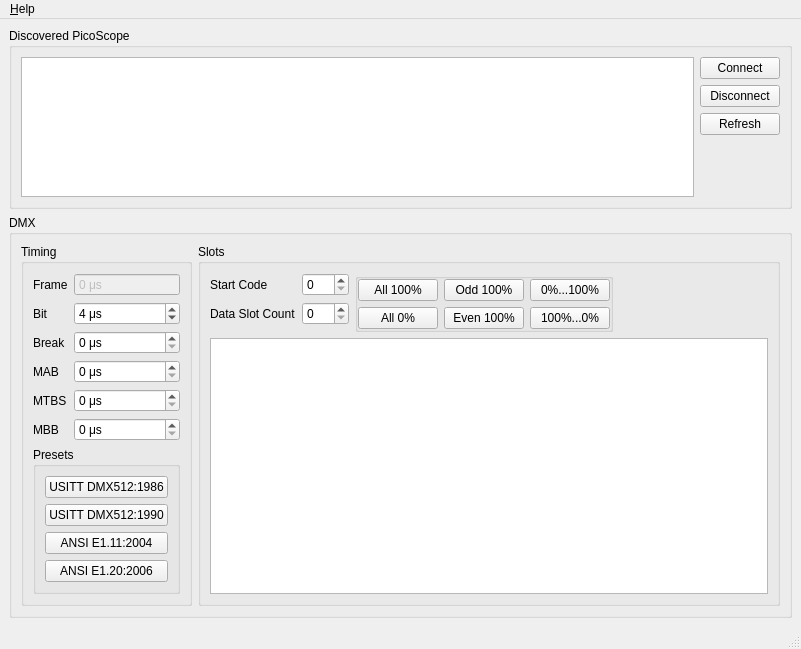
Before: the Qt Designer form app/src/mainwindow.ui in marcusbirkin/PicoDMX, drawn with Qt 5.
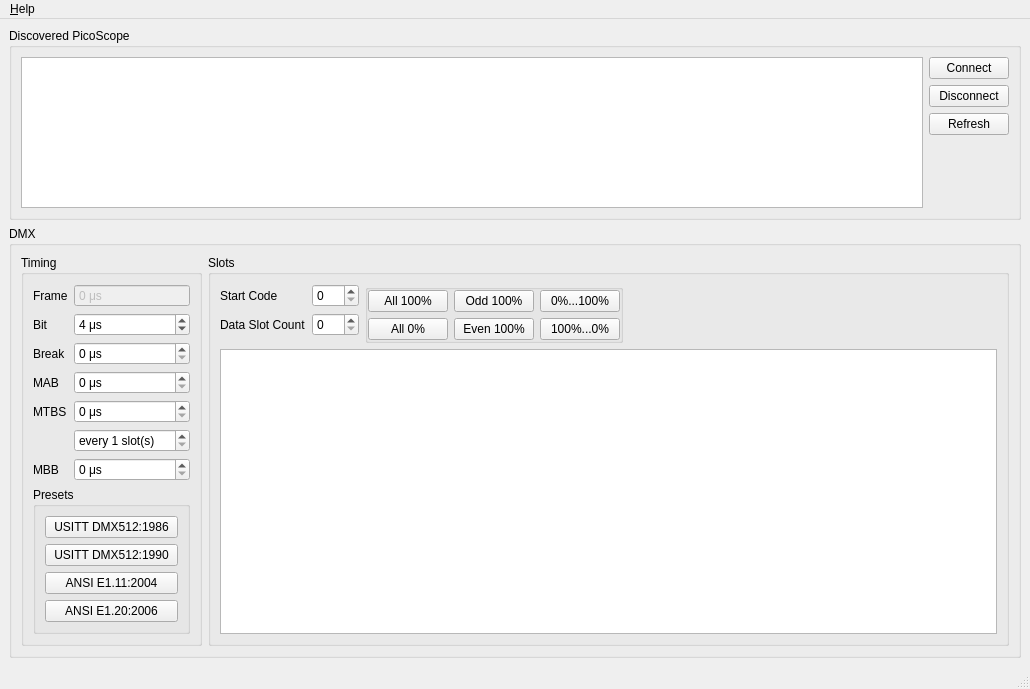
After: the same form once the commit is applied.

Commit message:
Allow variable MTBS frequency
Adds an option to allow the frequency of Mark Time Between Slots (MTBS).
Previously a MTBS would be inserted between every slot.

The edit to the form file:
```diff
--- a/app/src/mainwindow.ui
+++ b/app/src/mainwindow.ui
@@ -6,8 +6,8 @@
    <rect>
     <x>0</x>
     <y>0</y>
-    <width>801</width>
-    <height>649</height>
+    <width>1030</width>
+    <height>689</height>
    </rect>
   </property>
   <widget class="QWidget" name="centralwidget">
@@ -157,34 +157,14 @@
             </property>
            </widget>
           </item>
-          <item row="4" column="0">
-           <widget class="QLabel" name="mtbsTimeLabel">
-            <property name="text">
-             <string>MTBS</string>
-            </property>
-           </widget>
-          </item>
-          <item row="4" column="1">
-           <widget class="QSpinBox" name="mtbsTimeEdit">
-            <property name="toolTip">
-             <string>Mark Time Between Slots</string>
-            </property>
-            <property name="suffix">
-             <string notr="true"> μs</string>
-            </property>
-            <property name="maximum">
-             <number>1000000</number>
-            </property>
-           </widget>
-          </item>
-          <item row="5" column="0">
+          <item row="6" column="0">
            <widget class="QLabel" name="mbbTimeLabel">
             <property name="text">
              <string>MBB</string>
             </property>
            </widget>
           </item>
-          <item row="5" column="1">
+          <item row="6" column="1">
            <widget class="QSpinBox" name="mbbTimeEdit">
             <property name="toolTip">
              <string>Mark Before Break</string>
@@ -197,7 +177,7 @@
             </property>
            </widget>
           </item>
-          <item row="6" column="0" colspan="2">
+          <item row="7" column="0" colspan="2">
            <widget class="QGroupBox" name="groupBoxPresets">
             <property name="title">
              <string>Presets</string>
@@ -234,6 +214,49 @@
             </layout>
            </widget>
           </item>
+          <item row="4" column="1">
+           <layout class="QVBoxLayout" name="layoutMtbs">
+            <item>
+             <widget class="QSpinBox" name="mtbsTimeEdit">
+              <property name="toolTip">
+               <string>Mark Time Between Slots</string>
+              </property>
+              <property name="suffix">
+               <string notr="true"> μs</string>
+              </property>
+              <property name="maximum">
+               <number>1000000</number>
+              </property>
+             </widget>
+            </item>
+            <item>
+             <widget class="QSpinBox" name="mtbsFrequencyEdit">
+              <property name="toolTip">
+               <string>Insert mark every n slot(s)</string>
+              </property>
+              <property name="suffix">
+               <string> slot(s)</string>
+              </property>
+              <property name="prefix">
+               <string>every </string>
+              </property>
+              <property name="minimum">
+               <number>1</number>
+              </property>
+              <property name="maximum">
+               <number>512</number>
+              </property>
+             </widget>
+            </item>
+           </layout>
+          </item>
+          <item row="4" column="0">
+           <widget class="QLabel" name="mtbsTimeLabel">
+            <property name="text">
+             <string>MTBS</string>
+            </property>
+           </widget>
+          </item>
          </layout>
         </widget>
        </item>
@@ -375,7 +398,7 @@
     <rect>
      <x>0</x>
      <y>0</y>
-     <width>801</width>
+     <width>1030</width>
      <height>22</height>
     </rect>
    </property>
```
The commit also changes 3 other files.
